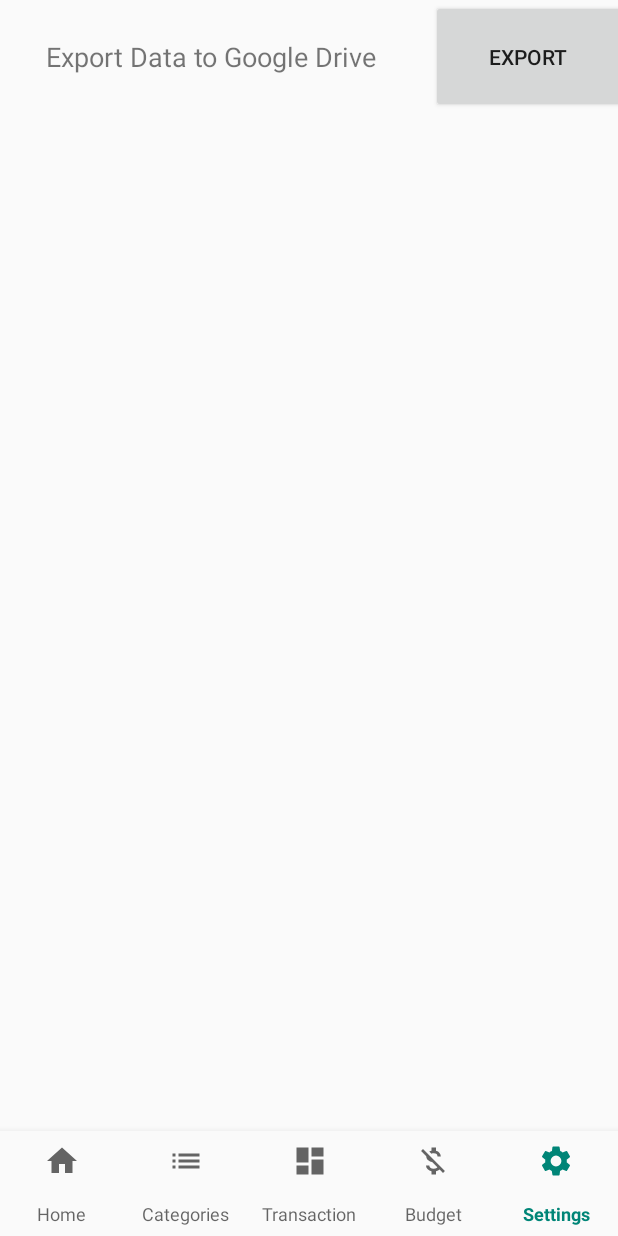
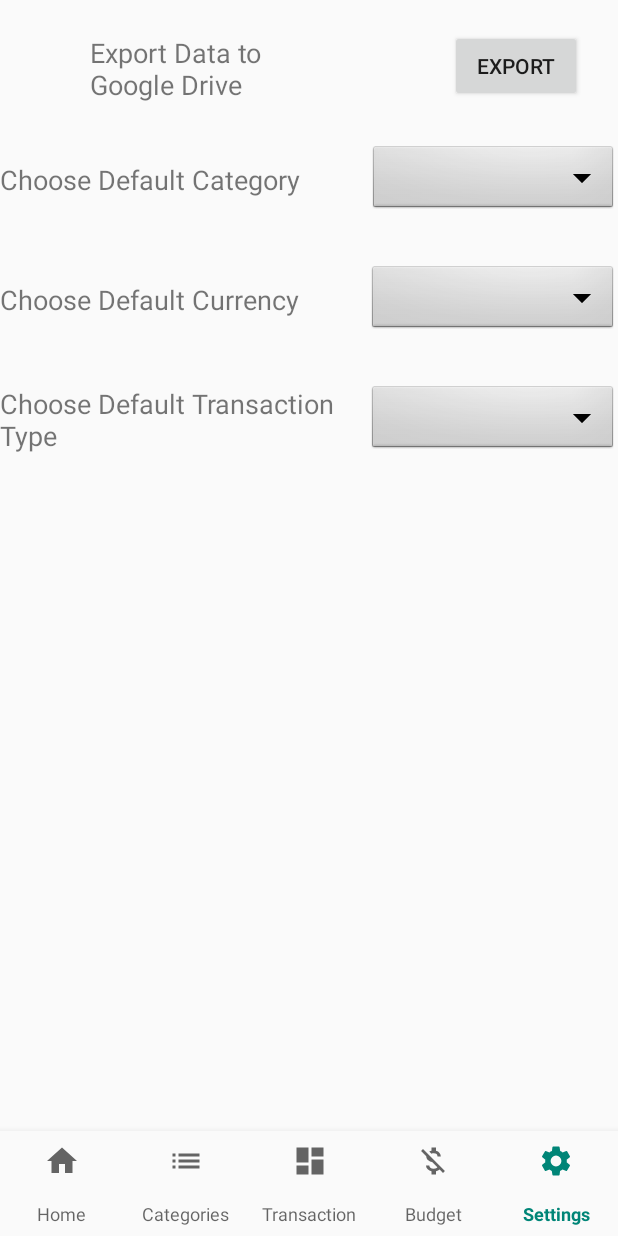
Before and after one commit to VishnuJayanand/PocketControl, an Android app: the screen it shows after launch (MainActivity), item 5 of the bottom bar chosen, on a phone screen of 412 x 824 dp. Run offline under Robolectric (Android 15) with nearby library versions, the phone set to English and light mode, and no system bars; our stand-ins replace Room's generated code.

Commit message:
Added default selections

```diff
--- a/app/src/main/res/layout/fragment_settings.xml
+++ b/app/src/main/res/layout/fragment_settings.xml
@@ -1,24 +1,134 @@
 <?xml version="1.0" encoding="utf-8"?>
 <RelativeLayout xmlns:android="http://schemas.android.com/apk/res/android"
     xmlns:app="http://schemas.android.com/apk/res-auto"
-    xmlns:tools="http://schemas.android.com/tools"
+    android:id="@+id/fragment_settings"
     android:layout_width="match_parent"
     android:layout_height="match_parent">
 
-    <TextView
-        android:id="@+id/textView3"
-        android:layout_width="281dp"
-        android:layout_height="75dp"
-        android:gravity="center"
-        android:text="Export Data to Google Drive"
-        android:textSize="18sp" />
+    <LinearLayout
+        android:id="@+id/DefaultCategory"
+        android:layout_width="match_parent"
+        android:layout_height="80dp"
+        android:layout_alignParentTop="true"
+        android:layout_marginTop="80dp"
+        android:weightSum="2"
+        android:orientation="horizontal">
 
-    <Button
-        android:id="@+id/button"
-        android:layout_width="130dp"
-        android:layout_height="75dp"
-        android:layout_alignParentEnd="true"
-        android:layout_marginEnd="-5dp"
-        android:text="Export" />
+        <TextView
+            android:id="@+id/helpText"
+            android:layout_width="wrap_content"
+            android:layout_height="wrap_content"
+            android:layout_gravity="center"
+            android:layout_marginTop="0dp"
+            android:paddingRight="0dp"
+            android:layout_weight="1"
+            android:text="Choose Default Category"
+            android:textSize="18sp" />
+
+        <Spinner
+            android:id="@+id/spinner"
+            android:layout_width="150dp"
+            android:layout_height="wrap_content"
+            android:layout_gravity="center"
+            android:layout_marginLeft="30dp"
+            android:layout_marginTop="0dp"
+            android:background="@android:drawable/btn_dropdown"
+            android:gravity="right"
+            android:layout_weight="1"
+            android:spinnerMode="dropdown" />
+
+    </LinearLayout>
+
+    <LinearLayout
+        android:id="@+id/DefaultCurrency"
+        android:layout_width="match_parent"
+        android:layout_height="80dp"
+        android:layout_alignParentTop="true"
+        android:layout_marginTop="160dp"
+        android:weightSum="2"
+        android:orientation="horizontal">
+
+        <TextView
+            android:id="@+id/helpText2"
+            android:layout_width="wrap_content"
+            android:layout_height="wrap_content"
+            android:layout_gravity="center"
+            android:layout_marginTop="0dp"
+            android:paddingRight="0dp"
+            android:layout_weight="1"
+            android:text="Choose Default Currency"
+            android:textSize="18sp" />
+
+        <Spinner
+            android:id="@+id/spinner2"
+            android:layout_width="150dp"
+            android:layout_height="wrap_content"
+            android:layout_gravity="center"
+            android:layout_marginLeft="30dp"
+            android:layout_marginTop="0dp"
+            android:background="@android:drawable/btn_dropdown"
+            android:gravity="right"
+            android:layout_weight="1"
+            android:spinnerMode="dropdown" />
+
+    </LinearLayout>
+
+    <LinearLayout
+        android:id="@+id/DefaultTransaction"
+        android:layout_width="match_parent"
+        android:layout_height="80dp"
+        android:layout_alignParentTop="true"
+        android:layout_marginTop="240dp"
+        android:weightSum="2"
+        android:orientation="horizontal">
+
+        <TextView
+            android:id="@+id/helpText3"
+            android:layout_width="235dp"
+            android:layout_height="wrap_content"
+            android:layout_gravity="center"
+            android:layout_marginTop="0dp"
+            android:layout_weight="1"
+            android:paddingRight="0dp"
+            android:text="Choose Default Transaction Type"
+            android:textSize="18sp" />
+
+        <Spinner
+            android:id="@+id/spinner3"
+            android:layout_width="156dp"
+            android:layout_height="wrap_content"
+            android:layout_gravity="center"
+            android:layout_marginLeft="0dp"
+            android:layout_marginTop="0dp"
+            android:layout_weight="1"
+            android:background="@android:drawable/btn_dropdown"
+            android:gravity="right"
+            android:spinnerMode="dropdown" />
+
+    </LinearLayout>
+
+    <LinearLayout
+        android:layout_width="match_parent"
+        android:layout_height="80dp"
+        android:orientation="vertical">
+
+        <Button
+            android:id="@+id/button"
+            android:layout_width="wrap_content"
+            android:layout_height="wrap_content"
+            android:layout_marginStart="300dp"
+            android:layout_marginTop="20dp"
+            android:text="Export" />
+
+        <TextView
+            android:id="@+id/textView2"
+            android:layout_width="143dp"
+            android:layout_height="wrap_content"
+            android:layout_marginStart="60dp"
+            android:layout_marginTop="-45dp"
+            android:text="Export Data to Google Drive"
+            android:textSize="18dp" />
+
+    </LinearLayout>
 
 </RelativeLayout>
```
